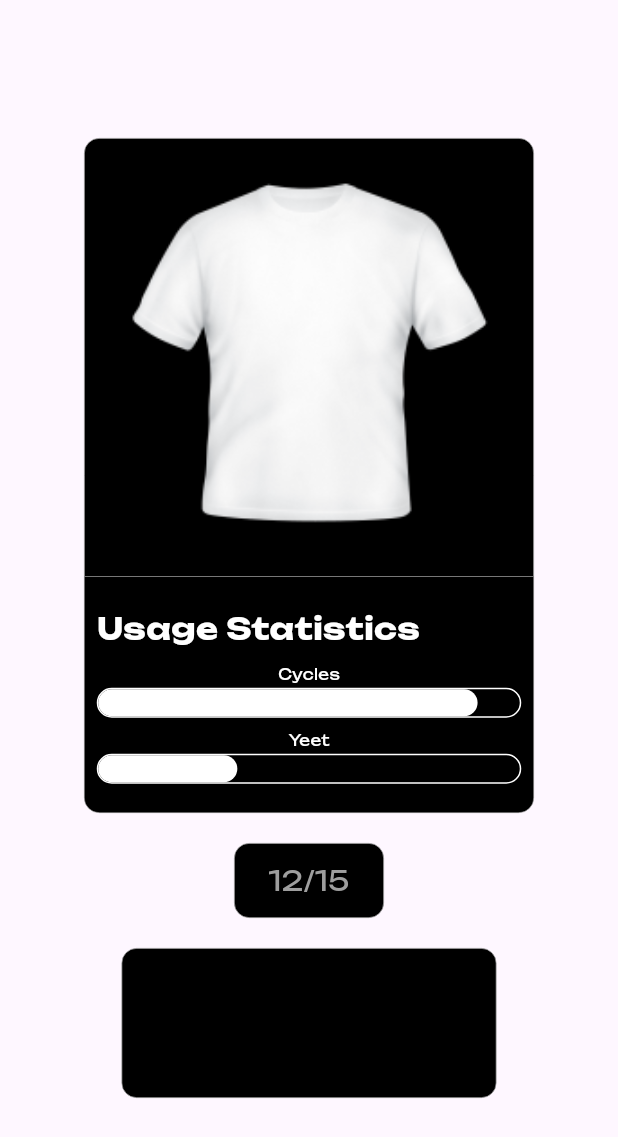
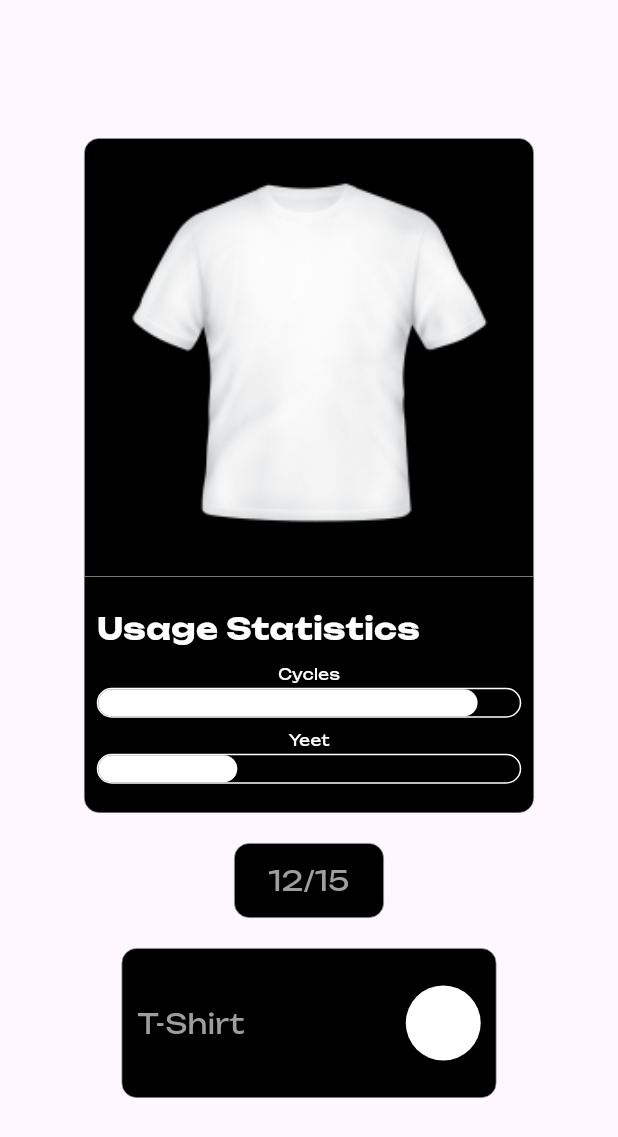
Before and after one commit to AyoItsYas/project_glanz, a Flutter app: the ClosetView screen opened directly, on a phone screen of 412 x 824 dp. Shown: the top 1137 px of the screen. Run offline on Flutter 3.47's test engine with Material 3 defaults, Android fonts, the light colour scheme and no system bars.

```diff
--- a/lib/components/color-box.dart
+++ b/lib/components/color-box.dart
@@ -2,31 +2,33 @@ import 'package:flutter/material.dart';
 
 class ColorBox extends StatelessWidget {
   final bool hideBottomBar;
-  final double width;  // Changed to double
-  final double height;  // Changed to double
+  final double width;
+  final double height;
   final String text;
 
   ColorBox({
     this.hideBottomBar = true,
-    this.width = 250.0,  // Default value updated to double
-    this.height = 100.0,  // Default value updated to double
-    this.text = "",
+    this.width = 250.0,
+    this.height = 100.0,
+    this.text = "T-Shirt",
   });
 
   @override
   Widget build(BuildContext context) {
     return Center(
       child: Container(
-        width: width,  // Changed to use width
-        height: height,  // Changed to use height
+        width: width,
+        height: height,
         decoration: BoxDecoration(
           color: Colors.black,
           borderRadius: BorderRadius.circular(10),
           border: Border.all(color: Colors.grey, width: 0.5),
         ),
         child: Stack(
+          alignment: Alignment.center,
           children: [
-            Center(
+            Positioned(
+              left: 10,
               child: Text(
                 text,
                 style: TextStyle(
@@ -35,7 +37,19 @@ class ColorBox extends StatelessWidget {
                   fontSize: 18,
                 ),
               ),
-            )
+            ),
+            Positioned(
+              right: 10,
+              // top: height / 3,
+              child: Container(
+                width: width/5,  // Circle diameter
+                height: width/5,  // Circle diameter
+                decoration: BoxDecoration(
+                  color: Colors.white,
+                  shape: BoxShape.circle,
+                ),
+              ),
+            ),
           ],
         ),
       ),
--- a/lib/features/closet-page/page.dart
+++ b/lib/features/closet-page/page.dart
@@ -8,23 +8,49 @@ class ClosetView extends StatelessWidget {
 
   @override
   Widget build(BuildContext context) {
+    // Define the data structure for each card with more specific types
+    final cardData = [
+      {
+        'imagePath': 'lib/assets/demo.png',
+        'bottomText': "Usage Statistics",
+        'progressValues': [0.9, 0.33],
+        'progressTexts': ["Cycles", "Yeet"],
+      },
+      {
+        'imagePath': 'lib/assets/demo2.png',
+        'bottomText': "Statistics Overview",
+        'progressValues': [0.6, 0.5],
+        'progressTexts': ["Cycles", "Yeet"],
+      },
+      // Add more card data here as needed
+    ];
+
     return Scaffold(
       body: Center(
         child: Column(
           mainAxisAlignment: MainAxisAlignment.center,
           children: [
-            CoolCard(
-              imagePath: 'lib/assets/demo.png',
-              hideBottomBar: false,
-              width: 300,
+            // PageView to swipe between cards
+            SizedBox(
               height: 450,
-              bottomText: "Usage Statistics",
-              progressValues: [0.9, 0.33],
-              progressTexts: ["Cycles", "Yeet"],
+              child: PageView.builder(
+                itemCount: cardData.length,
+                itemBuilder: (context, index) {
+                  return CoolCard(
+                    imagePath: cardData[index]['imagePath'] as String,
+                    hideBottomBar: false,
+                    width: 300,
+                    height: 450,
+                    bottomText: cardData[index]['bottomText'] as String,
+                    progressValues: List<double>.from(cardData[index]['progressValues'] as List),
+                    progressTexts: List<String>.from(cardData[index]['progressTexts'] as List),
+                  );
+                },
+              ),
             ),
             SizedBox(height: 20),
             Pill(),
-            SizedBox(height:20),
+            SizedBox(height: 20),
             ColorBox(),
           ],
         ),
```
